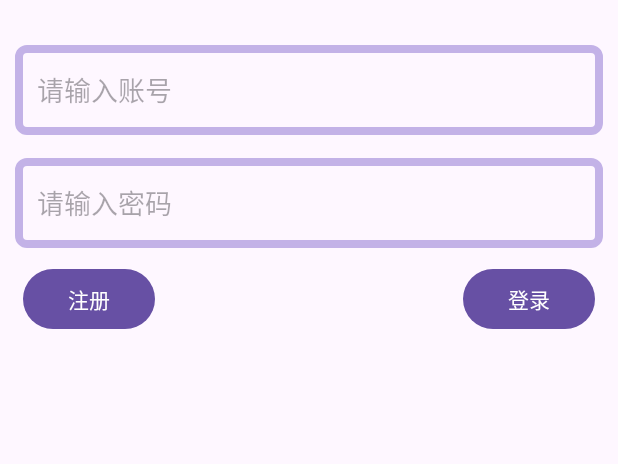
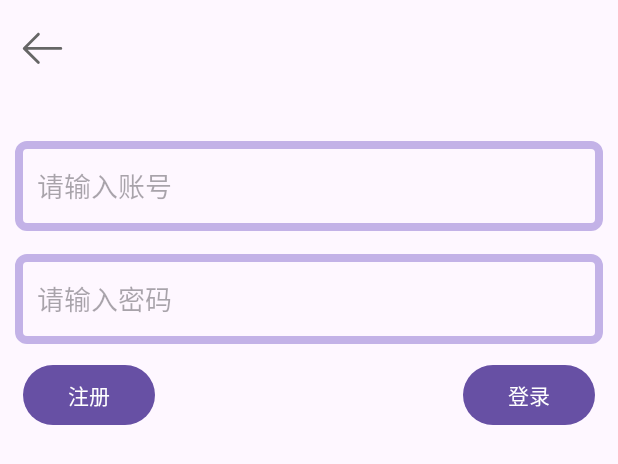
Before and after one commit to tide-0x/Note.app, an Android app: the layout fragment_login_and_register.xml on its own in the app's theme, with its tools: preview values and no code run, on a phone screen of 412 x 824 dp. Shown: the top 464 px of the screen. Run offline under Robolectric (Android 15) with nearby library versions, the phone set to English and light mode, and no system bars.

Commit message:
fix(nav): 切换账号不清任务栈，手势返回可以反悔
原来的切换账号用 CLEAR_TASK|NEW_TASK + finish()，把内容界面连同整个任务
一起清掉，于是：手势返回只能退到桌面；从最近任务切回来还是切换页；进程被杀
重开时 Intent extras 丢了，autoLogin 直接进内容界面。三个现象是同一个原因。

- MineFragment：普通 startActivity 叠一层，不清栈、不 finish；加连点保护
- LoginAndRegisterFragment：切换模式露出返回箭头（与手势返回、返回键同效，
  都是关掉本页回到「我的」，登录态未改动）；隐藏「注册」（在切换页建号并登录
  与"切到已有账号"是两件事）；回填当前账号、焦点与键盘落到密码框
- 登录成功后 startActivity 加 FLAG_ACTIVITY_CLEAR_TOP：切换场景下栈里还压着
  旧的 ContentActivity，CLEAR_TOP 让它被结束并用新登录态重建，避免返回键
  回到上一个账号的界面
- AuthViewModel：新增 currentAccount()，SP 读取仍收在 VM 里
- 新增字符串 back、toolbar 布局；README 补一条导航约定

```diff
--- a/app/src/main/java/com/iteam/examproject/viewmodel/AuthViewModel.java
+++ b/app/src/main/java/com/iteam/examproject/viewmodel/AuthViewModel.java
@@ -47,6 +47,11 @@ public class AuthViewModel extends AndroidViewModel {
     /** 由 View 把 Intent 里的「切换账号」标记递进来 */
     public void setSwitchMode(boolean switchMode) {
         this.switchMode = switchMode;
+    }
+
+    /** 本地记住的账号：切换账号页用它回填输入框，用户只需要重输密码 */
+    public String currentAccount() {
+        return spf().getString("account", "");
     }
 
     /**
--- a/app/src/main/res/layout/fragment_login_and_register.xml
+++ b/app/src/main/res/layout/fragment_login_and_register.xml
@@ -6,6 +6,16 @@
     android:layout_height="match_parent"
     tools:context=".ui.fragment.LoginAndRegisterFragment"
     android:fitsSystemWindows="true">
+
+    <androidx.appcompat.widget.Toolbar
+        android:id="@+id/login_toolbar"
+        android:layout_width="match_parent"
+        android:layout_height="?attr/actionBarSize"
+        android:visibility="gone"
+        app:layout_constraintTop_toTopOf="parent"
+        app:navigationIcon="@drawable/ic_back"
+        tools:title="@string/exchange_account"
+        tools:visibility="visible" />
 
     <EditText
         android:id="@+id/account_edit"
@@ -18,7 +28,7 @@
         android:hint="@string/please_input_account"
         app:layout_constraintEnd_toEndOf="parent"
         app:layout_constraintStart_toStartOf="parent"
-        app:layout_constraintTop_toTopOf="parent" />
+        app:layout_constraintTop_toBottomOf="@id/login_toolbar" />
 
     <EditText
         android:id="@+id/password_edit"
--- a/app/src/main/res/values/strings.xml
+++ b/app/src/main/res/values/strings.xml
@@ -72,4 +72,5 @@
 
     <!-- 通用 -->
     <string name="operation_failed">操作失败，请重试</string>
+    <string name="back">返回</string>
 </resources>
```
Also changed, not shown: app/src/main/java/com/iteam/examproject/ui/fragment/LoginAndRegisterFragment.java (+40 -1 lines), app/src/main/java/com/iteam/examproject/ui/fragment/MineFragment.java (+15 -3 lines), 1 other file.
